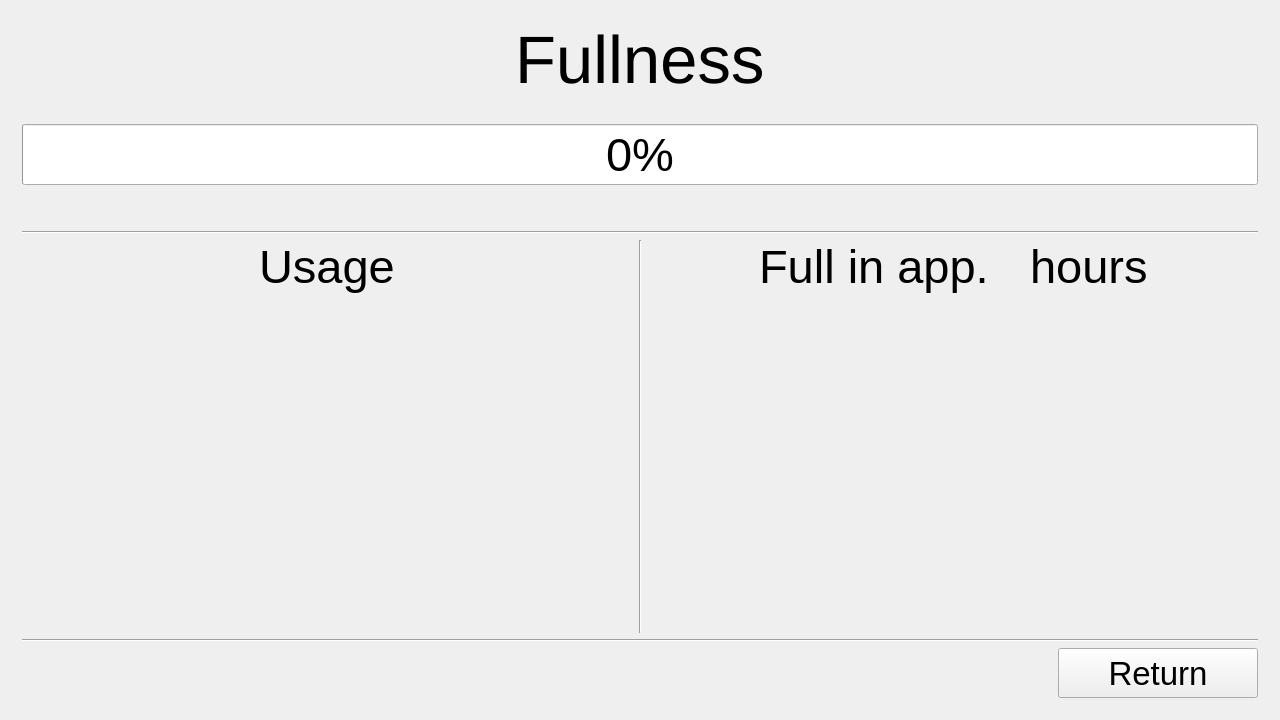
First picture: the form in Trash_Can/mainwindow.ui, repository AleksandraZasadni/ssp_miniproject, before the edit.
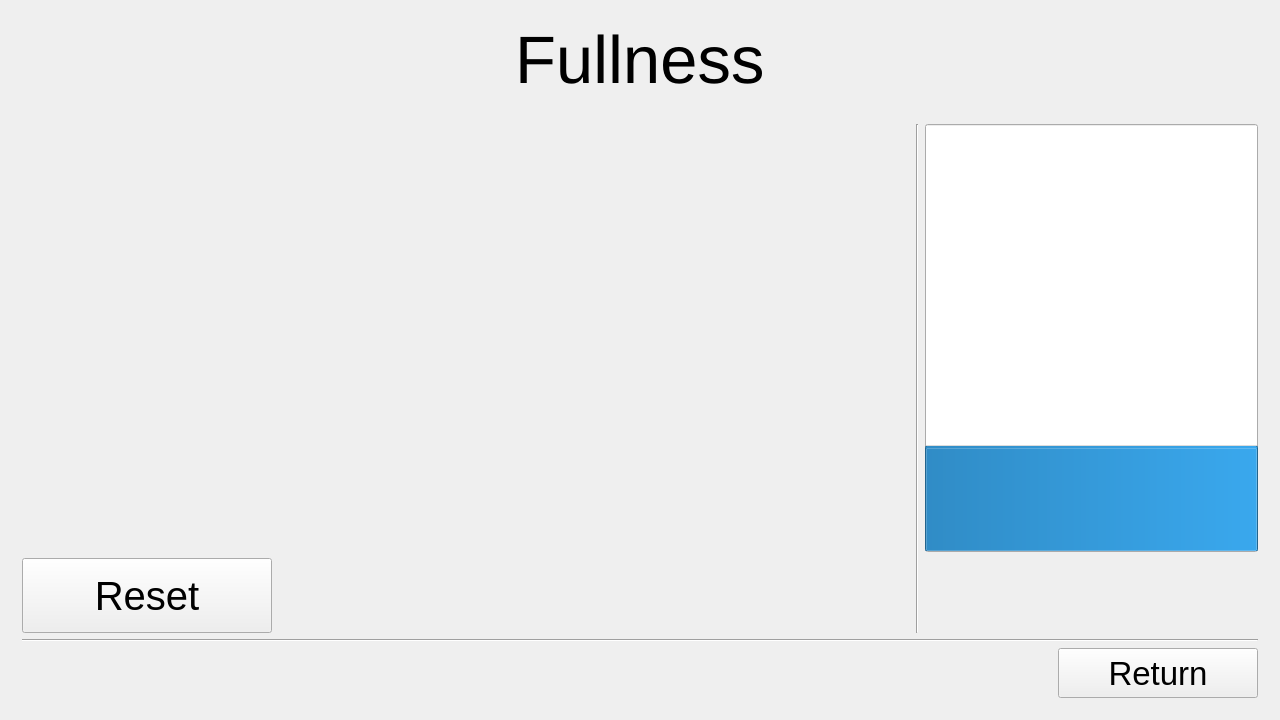
Second picture: the form after the edit. The open tabs and pages were chosen to show the change. Icons and pictures are not drawn. Custom widgets are drawn as their Qt base class.

```diff
--- a/Trash_Can/mainwindow.ui
+++ b/Trash_Can/mainwindow.ui
@@ -1014,183 +1014,10 @@
           </property>
          </spacer>
         </item>
-        <item alignment="Qt::AlignVCenter">
-         <widget class="QProgressBar" name="fullnessBar">
-          <property name="sizePolicy">
-           <sizepolicy hsizetype="Expanding" vsizetype="Preferred">
-            <horstretch>0</horstretch>
-            <verstretch>0</verstretch>
-           </sizepolicy>
-          </property>
-          <property name="font">
-           <font>
-            <pointsize>35</pointsize>
-            <weight>50</weight>
-            <bold>false</bold>
-           </font>
-          </property>
-          <property name="value">
-           <number>0</number>
-          </property>
-          <property name="textVisible">
-           <bool>true</bool>
-          </property>
-          <property name="invertedAppearance">
-           <bool>false</bool>
-          </property>
-          <property name="format">
-           <string>%p%</string>
-          </property>
-         </widget>
-        </item>
         <item>
-         <spacer name="verticalSpacer_3">
-          <property name="orientation">
-           <enum>Qt::Vertical</enum>
-          </property>
-          <property name="sizeType">
-           <enum>QSizePolicy::Fixed</enum>
-          </property>
-          <property name="sizeHint" stdset="0">
-           <size>
-            <width>20</width>
-            <height>40</height>
-           </size>
-          </property>
-         </spacer>
-        </item>
-        <item>
-         <widget class="Line" name="line_3">
-          <property name="orientation">
-           <enum>Qt::Horizontal</enum>
-          </property>
-         </widget>
-        </item>
-        <item>
-         <layout class="QHBoxLayout" name="horizontalLayout_2">
+         <layout class="QHBoxLayout" name="horizontalLayout_37">
           <item>
-           <layout class="QVBoxLayout" name="verticalLayout_8">
-            <item alignment="Qt::AlignHCenter|Qt::AlignVCenter">
-             <widget class="QLabel" name="FullnessEstimationLabel_2">
-              <property name="font">
-               <font>
-                <pointsize>35</pointsize>
-               </font>
-              </property>
-              <property name="text">
-               <string>Usage</string>
-              </property>
-             </widget>
-            </item>
-            <item>
-             <widget class="MyPlot" name="proximityPlot" native="true">
-              <property name="sizePolicy">
-               <sizepolicy hsizetype="Expanding" vsizetype="Expanding">
-                <horstretch>0</horstretch>
-                <verstretch>0</verstretch>
-               </sizepolicy>
-              </property>
-              <property name="minimumSize">
-               <size>
-                <width>0</width>
-                <height>0</height>
-               </size>
-              </property>
-             </widget>
-            </item>
-           </layout>
-          </item>
-          <item>
-           <widget class="Line" name="line_2">
-            <property name="orientation">
-             <enum>Qt::Vertical</enum>
-            </property>
-           </widget>
-          </item>
-          <item>
-           <layout class="QVBoxLayout" name="verticalLayout_9">
-            <item>
-             <layout class="QHBoxLayout" name="horizontalLayout_6">
-              <item>
-               <spacer name="horizontalSpacer_2">
-                <property name="orientation">
-                 <enum>Qt::Horizontal</enum>
-                </property>
-                <property name="sizeHint" stdset="0">
-                 <size>
-                  <width>40</width>
-                  <height>20</height>
-                 </size>
-                </property>
-               </spacer>
-              </item>
-              <item alignment="Qt::AlignHCenter|Qt::AlignVCenter">
-               <widget class="QLabel" name="FullnessEstimationLabel">
-                <property name="font">
-                 <font>
-                  <pointsize>35</pointsize>
-                 </font>
-                </property>
-                <property name="text">
-                 <string>Full in app.</string>
-                </property>
-               </widget>
-              </item>
-              <item alignment="Qt::AlignHCenter|Qt::AlignVCenter">
-               <widget class="QLabel" name="fullnessEstimationNumber">
-                <property name="font">
-                 <font>
-                  <pointsize>35</pointsize>
-                  <weight>75</weight>
-                  <bold>true</bold>
-                 </font>
-                </property>
-                <property name="text">
-                 <string/>
-                </property>
-               </widget>
-              </item>
-              <item alignment="Qt::AlignLeft|Qt::AlignVCenter">
-               <widget class="QLabel" name="fullnessEstimationUnit">
-                <property name="minimumSize">
-                 <size>
-                  <width>0</width>
-                  <height>0</height>
-                 </size>
-                </property>
-                <property name="maximumSize">
-                 <size>
-                  <width>16777215</width>
-                  <height>192</height>
-                 </size>
-                </property>
-                <property name="font">
-                 <font>
-                  <pointsize>35</pointsize>
-                  <weight>50</weight>
-                  <bold>false</bold>
-                 </font>
-                </property>
-                <property name="text">
-                 <string>hours</string>
-                </property>
-               </widget>
-              </item>
-              <item>
-               <spacer name="horizontalSpacer_3">
-                <property name="orientation">
-                 <enum>Qt::Horizontal</enum>
-                </property>
-                <property name="sizeHint" stdset="0">
-                 <size>
-                  <width>40</width>
-                  <height>20</height>
-                 </size>
-                </property>
-               </spacer>
-              </item>
-             </layout>
-            </item>
+           <layout class="QVBoxLayout" name="verticalLayout_42">
             <item>
              <widget class="MyPlot" name="fullnessPlot" native="true">
               <property name="sizePolicy">
@@ -1199,12 +1026,95 @@
                 <verstretch>0</verstretch>
                </sizepolicy>
               </property>
+             </widget>
+            </item>
+            <item alignment="Qt::AlignLeft|Qt::AlignVCenter">
+             <widget class="QPushButton" name="fullnessResetButton">
+              <property name="sizePolicy">
+               <sizepolicy hsizetype="Minimum" vsizetype="Minimum">
+                <horstretch>0</horstretch>
+                <verstretch>0</verstretch>
+               </sizepolicy>
+              </property>
               <property name="minimumSize">
                <size>
-                <width>0</width>
+                <width>250</width>
+                <height>75</height>
+               </size>
+              </property>
+              <property name="font">
+               <font>
+                <pointsize>30</pointsize>
+               </font>
+              </property>
+              <property name="text">
+               <string>Reset</string>
+              </property>
+             </widget>
+            </item>
+           </layout>
+          </item>
+          <item>
+           <widget class="Line" name="line_38">
+            <property name="orientation">
+             <enum>Qt::Vertical</enum>
+            </property>
+           </widget>
+          </item>
+          <item>
+           <layout class="QVBoxLayout" name="verticalLayout_24">
+            <item>
+             <widget class="QProgressBar" name="fullnessBar">
+              <property name="sizePolicy">
+               <sizepolicy hsizetype="Minimum" vsizetype="Expanding">
+                <horstretch>0</horstretch>
+                <verstretch>0</verstretch>
+               </sizepolicy>
+              </property>
+              <property name="minimumSize">
+               <size>
+                <width>333</width>
                 <height>0</height>
                </size>
               </property>
+              <property name="value">
+               <number>24</number>
+              </property>
+              <property name="orientation">
+               <enum>Qt::Vertical</enum>
+              </property>
+              <property name="format">
+               <string/>
+              </property>
+             </widget>
+            </item>
+            <item alignment="Qt::AlignHCenter|Qt::AlignVCenter">
+             <widget class="QLabel" name="fullnessNumber">
+              <property name="sizePolicy">
+               <sizepolicy hsizetype="Fixed" vsizetype="Fixed">
+                <horstretch>0</horstretch>
+                <verstretch>0</verstretch>
+               </sizepolicy>
+              </property>
+              <property name="minimumSize">
+               <size>
+                <width>250</width>
+                <height>75</height>
+               </size>
+              </property>
+              <property name="font">
+               <font>
+                <pointsize>40</pointsize>
+                <weight>50</weight>
+                <bold>false</bold>
+               </font>
+              </property>
+              <property name="text">
+               <string/>
+              </property>
+              <property name="alignment">
+               <set>Qt::AlignCenter</set>
+              </property>
              </widget>
             </item>
            </layout>
@@ -2392,6 +2302,63 @@
                 <verstretch>0</verstretch>
                </sizepolicy>
               </property>
+              <property name="minimumSize">
+               <size>
+                <width>400</width>
+                <height>400</height>
+               </size>
+              </property>
+              <property name="maximumSize">
+               <size>
+                <width>16777215</width>
+                <height>16777215</height>
+               </size>
+              </property>
+              <layout class="QHBoxLayout" name="horizontalLayout_2">
+               <property name="leftMargin">
+                <number>0</number>
+               </property>
+               <property name="topMargin">
+                <number>0</number>
+               </property>
+               <property name="rightMargin">
+                <number>0</number>
+               </property>
+               <property name="bottomMargin">
+                <number>0</number>
+               </property>
+               <item alignment="Qt::AlignHCenter|Qt::AlignVCenter">
+                <widget class="QLabel" name="lockLabel">
+                 <property name="enabled">
+                  <bool>false</bool>
+                 </property>
+                 <property name="sizePolicy">
+                  <sizepolicy hsizetype="Expanding" vsizetype="Expanding">
+                   <horstretch>0</horstretch>
+                   <verstretch>0</verstretch>
+                  </sizepolicy>
+                 </property>
+                 <property name="minimumSize">
+                  <size>
+                   <width>0</width>
+                   <height>0</height>
+                  </size>
+                 </property>
+                 <property name="text">
+                  <string/>
+                 </property>
+                 <property name="pixmap">
+                  <pixmap resource="graphics.qrc">:/graphics/graphics/unlocked.png</pixmap>
+                 </property>
+                 <property name="scaledContents">
+                  <bool>true</bool>
+                 </property>
+                 <property name="alignment">
+                  <set>Qt::AlignCenter</set>
+                 </property>
+                </widget>
+               </item>
+              </layout>
              </widget>
             </item>
            </layout>
@@ -2507,7 +2474,54 @@
             </property>
            </spacer>
           </item>
-          <item alignment="Qt::AlignHCenter">
+          <item>
+           <widget class="QWidget" name="secretWidget" native="true">
+            <property name="sizePolicy">
+             <sizepolicy hsizetype="MinimumExpanding" vsizetype="MinimumExpanding">
+              <horstretch>0</horstretch>
+              <verstretch>0</verstretch>
+             </sizepolicy>
+            </property>
+            <layout class="QHBoxLayout" name="horizontalLayout_6">
+             <item>
+              <widget class="QLabel" name="secretLabel">
+               <property name="sizePolicy">
+                <sizepolicy hsizetype="Expanding" vsizetype="Expanding">
+                 <horstretch>0</horstretch>
+                 <verstretch>0</verstretch>
+                </sizepolicy>
+               </property>
+               <property name="text">
+                <string/>
+               </property>
+               <property name="scaledContents">
+                <bool>false</bool>
+               </property>
+               <property name="alignment">
+                <set>Qt::AlignRight|Qt::AlignTrailing|Qt::AlignVCenter</set>
+               </property>
+              </widget>
+             </item>
+            </layout>
+           </widget>
+          </item>
+          <item>
+           <spacer name="horizontalSpacer_2">
+            <property name="orientation">
+             <enum>Qt::Horizontal</enum>
+            </property>
+            <property name="sizeType">
+             <enum>QSizePolicy::Expanding</enum>
+            </property>
+            <property name="sizeHint" stdset="0">
+             <size>
+              <width>40</width>
+              <height>20</height>
+             </size>
+            </property>
+           </spacer>
+          </item>
+          <item>
            <widget class="QPushButton" name="secretPushButton">
             <property name="sizePolicy">
              <sizepolicy hsizetype="Fixed" vsizetype="Fixed">
```
Left out of the diff: 112 changed lines with no effect on the pictures.
